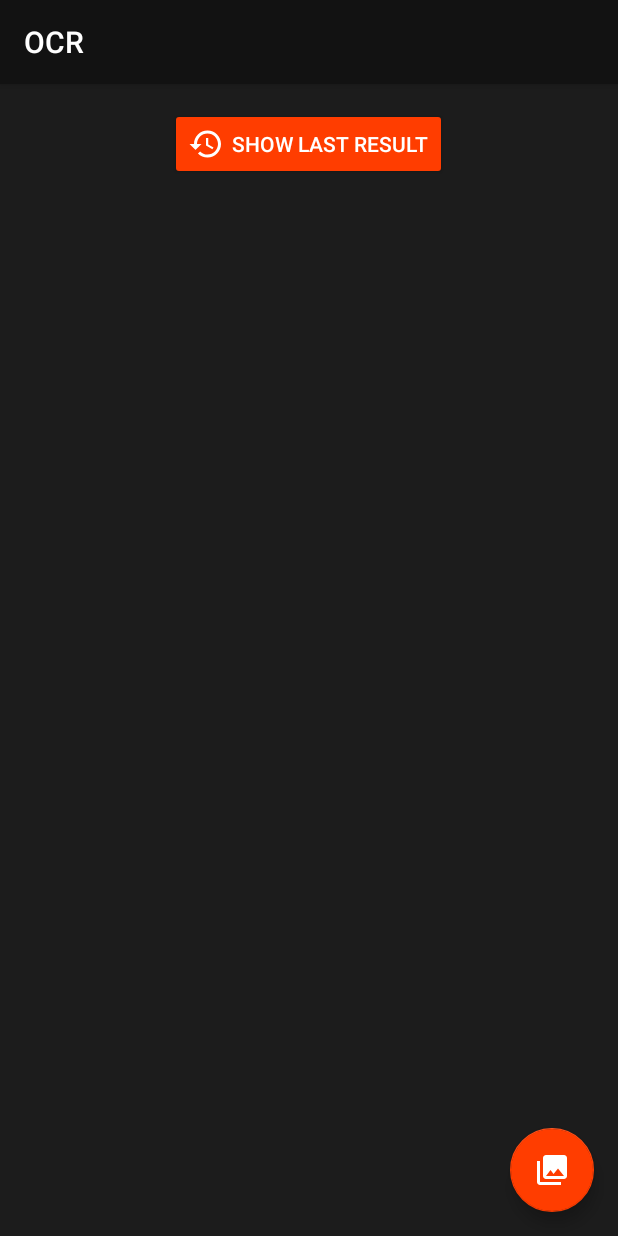
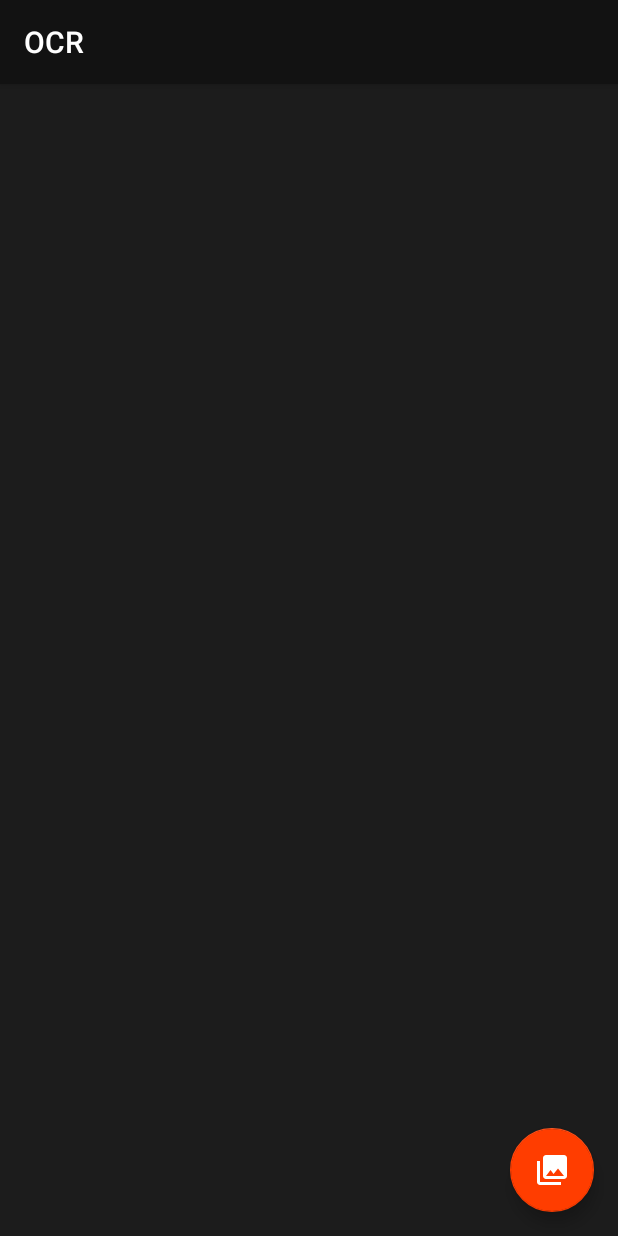
Before and after one commit to SubhamTyagi/android-ocr, an Android app: the screen it shows after launch (MainActivity), on a phone screen of 412 x 824 dp. Run offline under Robolectric (Android 15) with nearby library versions, the light colour scheme and no system bars; libraries missing offline, so code that uses them is left out: com.googlecode.leptonica, com.googlecode.tesseract, com.theartofdev.edmodo; plain views replace ProgressIndicator; pictures from the network do not load; 7 statements that could not run were skipped.

Commit message:
remove the show history button

```diff
--- a/app/src/main/java/io/github/subhamtyagi/ocr/MainActivity.java
+++ b/app/src/main/java/io/github/subhamtyagi/ocr/MainActivity.java
@@ -107,10 +107,6 @@ public class MainActivity extends AppCompatActivity implements TessBaseAPI.Progr
      */
     private FloatingActionButton mFloatingActionButton;
 
-    /**
-     * Button
-     */
-    private Button mLastResultButton;
 
 
     @Override
@@ -125,7 +121,7 @@ public class MainActivity extends AppCompatActivity implements TessBaseAPI.Progr
         mProgressIndicator = findViewById(R.id.progress_indicator);
         mSwipeRefreshLayout = findViewById(R.id.swipe_to_refresh);
         mFloatingActionButton = findViewById(R.id.btn_scan);
-        mLastResultButton = findViewById(R.id.btn_last_result);
+
 
         initDirectories();
         /*
@@ -141,16 +137,6 @@ public class MainActivity extends AppCompatActivity implements TessBaseAPI.Progr
     }
 
     private void initViews() {
-
-        mLastResultButton.setOnClickListener(v -> {
-
-            if (mLastResultButton.getTag() != null) {
-                mLastResultButton.setVisibility(View.GONE);
-                BottomSheetResultsFragment bottomSheetResultsFragment = BottomSheetResultsFragment.newInstance((String) mLastResultButton.getTag());
-                bottomSheetResultsFragment.show(getSupportFragmentManager(), "bottomSheetResultsFragment");
-
-            }
-        });
 
         mFloatingActionButton.setOnClickListener(v -> {
             if (isLanguageDataExists(mTrainingDataType, mLanguage)) {
@@ -184,12 +170,8 @@ public class MainActivity extends AppCompatActivity implements TessBaseAPI.Progr
             if (bitmap != null) {
                 mImageView.setImageBitmap(bitmap);
             }
-            String text = SpUtil.getInstance().getString(getString(R.string.key_last_use_image_text));
-            if (text != null) {
-                mLastResultButton.setTag(text);
-                mLastResultButton.setVisibility(View.VISIBLE);
-            }
         }
+
     }
 
     private void initIntent() {
@@ -525,7 +507,7 @@ public class MainActivity extends AppCompatActivity implements TessBaseAPI.Progr
         @Override
         protected void onPreExecute() {
             super.onPreExecute();
-            mLastResultButton.setVisibility(View.GONE);
+            //TODO: set visibility of history item to Gone
             mProgressIndicator.setProgress(0);
             mProgressIndicator.setVisibility(View.VISIBLE);
             mImageView.animate()
--- a/app/src/main/res/layout/activity_main.xml
+++ b/app/src/main/res/layout/activity_main.xml
@@ -22,16 +22,6 @@
         android:layout_width="match_parent"
         android:layout_height="match_parent">
 
-        <Button
-            android:id="@+id/btn_last_result"
-            style="@style/Widget.AppCompat.Button.Colored"
-            android:layout_width="wrap_content"
-            android:layout_height="wrap_content"
-            android:layout_gravity="center_horizontal"
-            android:layout_marginTop="16dp"
-            android:drawableStart="@drawable/ic_baseline_history_24"
-            android:drawablePadding="5dp"
-            android:text="@string/show_last_result" />
 
         <androidx.swiperefreshlayout.widget.SwipeRefreshLayout
             android:id="@+id/swipe_to_refresh"
```
